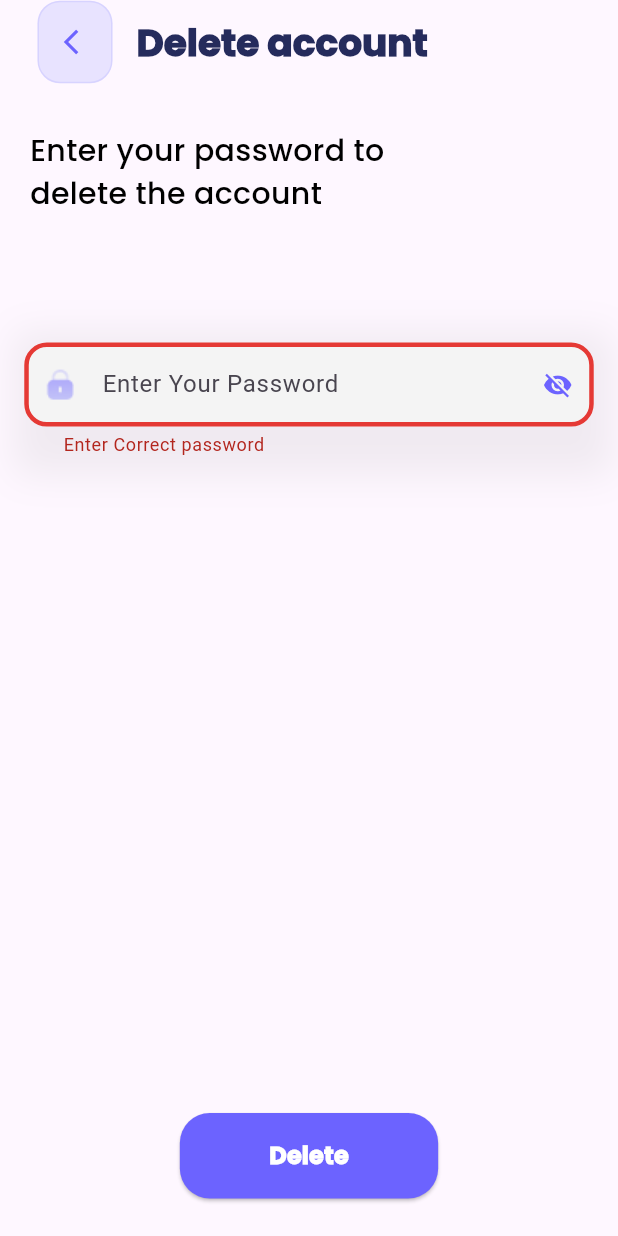
After one commit to ayafathy1/Homefinder1, a Flutter app: the DeleteAccountScreen screen opened directly, after a tap on "Delete", on a phone screen of 412 x 824 dp. The commit adds this screen. Run offline on Flutter 3.47's test engine with Material 3 defaults, Android fonts, the phone set to English and light mode, and no system bars; our stand-ins replace animated_splash_screen, dio, flutter_rating_bar, get, pretty_dio_logger, shared_preferences and 1 more; missing offline and left inert: flutter_arc_text, splash_view; accounts and stored records are empty.

Commit message:
create delete account screen

```diff
--- /dev/null
+++ b/homefinder1/lib/Screens/delete_account/controller/delete_account_controller.dart
@@ -0,0 +1,23 @@
+import 'package:flutter/cupertino.dart';
+import 'package:get/get.dart';
+
+class DeleteAccountController extends GetxController{
+  void onInit() {
+    super.onInit();
+    passwordVisible = false;
+  }
+  bool passwordVisible = false;
+
+
+  final  formkey =  GlobalKey<FormState>();
+  final passwordController =  TextEditingController();
+  String? passwordValidator(password) {
+    if (RegExp(
+        r'^(?=.*?[A-Z])(?=.*?[a-z])(?=.*?[0-9])(?=.*?[!@#\$&*~]).{8,}$')
+        .hasMatch(password!)) {
+
+    } else {
+      return "   Enter Correct password";
+    }
+  }
+}
--- /dev/null
+++ b/homefinder1/lib/Screens/delete_account/delete_account_screen.dart
@@ -0,0 +1,137 @@
+import 'package:flutter/cupertino.dart';
+import 'package:flutter/material.dart';
+import 'package:flutter/widgets.dart';
+import 'package:get/get.dart';
+import 'package:homefinder1/Screens/WelcomeScreen/welcomescreen.dart';
+import 'package:homefinder1/Widget/custom_arrow_back.dart';
+import 'package:homefinder1/Widget/custom_elevated_button_widget.dart';
+import 'package:homefinder1/utilities/colors.dart';
+import 'package:homefinder1/utilities/constants.dart';
+
+import '../../Widget/custom_text_field_widget.dart';
+import 'controller/delete_account_controller.dart';
+
+class DeleteAccountScreen extends StatefulWidget {
+  const DeleteAccountScreen({super.key});
+
+  @override
+  State<DeleteAccountScreen> createState() => _DeleteAccountScreenState();
+}
+
+class _DeleteAccountScreenState extends State<DeleteAccountScreen> {
+  @override
+  Widget build(BuildContext context) {
+    return GetBuilder(
+        init: DeleteAccountController(),
+    builder: (DeleteAccountController controller) {
+    return Scaffold(
+      appBar: AppBar(
+        title: Text(
+          "Delete account ",
+          style: TextStyle(
+              color: kTitles,
+              fontFamily: kRegularFont,
+              fontSize: 25,
+              fontWeight: FontWeight.w900),
+        ),
+        leading: CustomArrowBack(),
+        leadingWidth: 75,
+      ),
+      body: Column(
+        mainAxisAlignment: MainAxisAlignment.spaceBetween,
+        crossAxisAlignment: CrossAxisAlignment.start,
+        children: [
+          SingleChildScrollView(
+            child: Form(
+              key: controller.formkey,
+              child: Column(
+                mainAxisAlignment: MainAxisAlignment.spaceAround,
+                crossAxisAlignment: CrossAxisAlignment.start,
+                children: [
+                  Padding(
+                    padding: const EdgeInsets.only(left: 20.0,top: 30,bottom: 25),
+                    child: Container(
+                        width: Get.width*0.6,
+                        height: Get.height*0.1,
+                        child: Text("Enter your password to delete the account",style: TextStyle(
+                          fontWeight: FontWeight.w500,
+                          fontSize: 20,
+                          fontFamily: kRegularFont,
+                          color: Colors.black
+                        ),)),
+                  ),
+                  Padding(
+                    padding: const EdgeInsets.only(bottom: 20.0,top: 25),
+                    child: Center(
+                      child: Container(
+                        width: Get.width*0.97,
+                        decoration: BoxDecoration(
+                          boxShadow: [
+                            BoxShadow(
+                              blurRadius:20,
+                              color: Colors.grey.withOpacity(0.15),
+                              offset: Offset(3,3),
+
+                            )
+                          ]
+                        ),
+                        child: CustomTextFieldWidget(
+                          Controller: controller.passwordController,
+                          validator: controller.passwordValidator,
+                          keyboardType: TextInputType.visiblePassword,
+                          textfieldHint: "Enter Your Password",
+                          textfieldIcon: Image(
+                            image: AssetImage("lib/assets/images/LockIcon.png"),
+                          ),
+                          ispasswordField: true,
+                          obscureText:  !controller.passwordVisible,
+                          suffixIcon: IconButton(
+                            icon: Icon(
+                              // Based on passwordVisible state choose the icon
+                              controller.passwordVisible
+                                  ? Icons.visibility
+                                  : Icons.visibility_off,
+                              color: kPrimaryColor,
+                              size: 20,
+                            ),
+                            onPressed: () {
+                              setState(() {
+                                controller.passwordVisible = !controller.passwordVisible;
+                              });
+                            },
+                          ),
+                        ),
+                      ),
+                    ),
+                  ),
+                ],
+              ),
+            ),
+          ),
+          Padding(
+            padding: const EdgeInsets.only(bottom: 25),
+            child: Center(
+              child: CustomElevatedButtonWidget(text: "Delete",
+                  onPressed: (){
+                if(controller.formkey.currentState!.validate()){
+                  Get.to(()=>Welcomescreen());
+                }
+                  }, textStyle: TextStyle(
+                    color: Colors.white,
+                    fontFamily: kRegularFont,
+                    fontSize: 16,
+                    fontWeight: FontWeight.w900
+                  ), style: ElevatedButton.styleFrom(
+                    fixedSize:Size (172.21,57),
+                    backgroundColor: kPrimaryColor,
+                    shape: RoundedRectangleBorder(
+                      borderRadius: BorderRadius.circular(20)
+                    )
+                  )),
+            ),
+          )
+        ],
+      ),
+    );});
+  }
+}
--- a/homefinder1/lib/utilities/colors.dart
+++ b/homefinder1/lib/utilities/colors.dart
@@ -3,6 +3,7 @@ import 'package:flutter/animation.dart';
 Color kPrimaryColor =Color(0xff6C63FF);
 Color kDarkBlueColor =Color(0xff0C243E);
 Color kVeryDarkBlueColor=Color(0xff2A2B3F);
+Color kTitles= Color(0xff252B5C);
 Color kGreyColor= Color(0xff858585);
 Color kLightGreyColor = Color(0xff858585).withOpacity(0.17);
 Color kVeryLightGreyColor = Color(0xffF4F4F4);
```
Also changed, not shown: homefinder1/lib/Screens/Upload Photo/controller/upload_photo_controller.dart (added), homefinder1/pubspec.lock.
